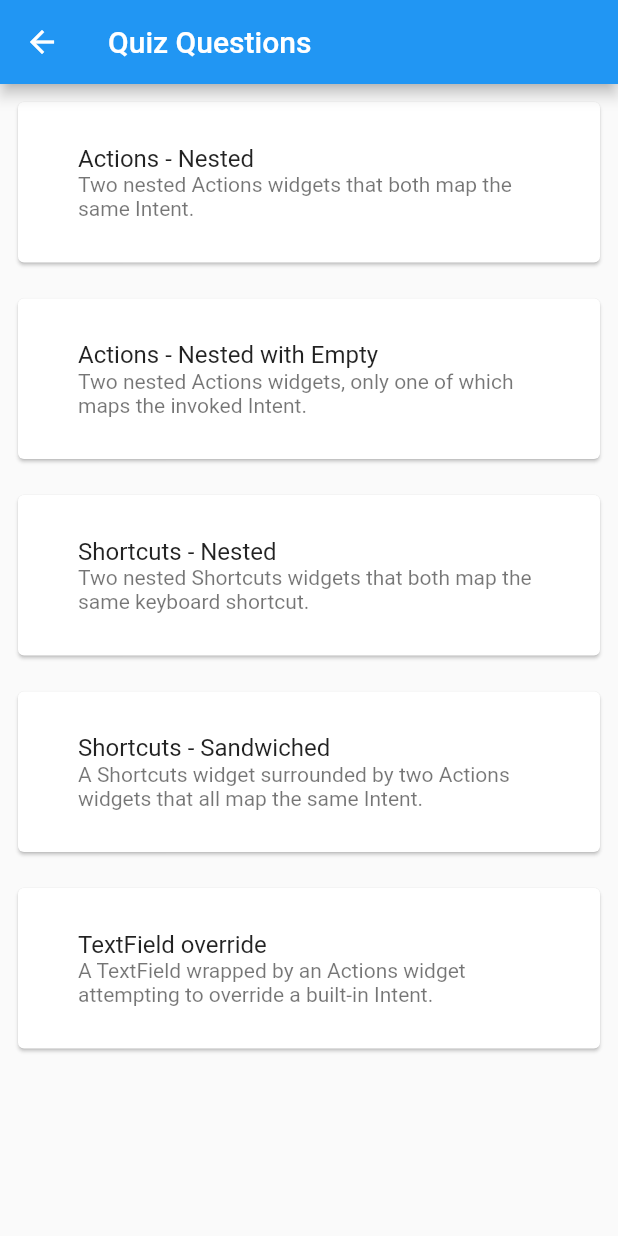
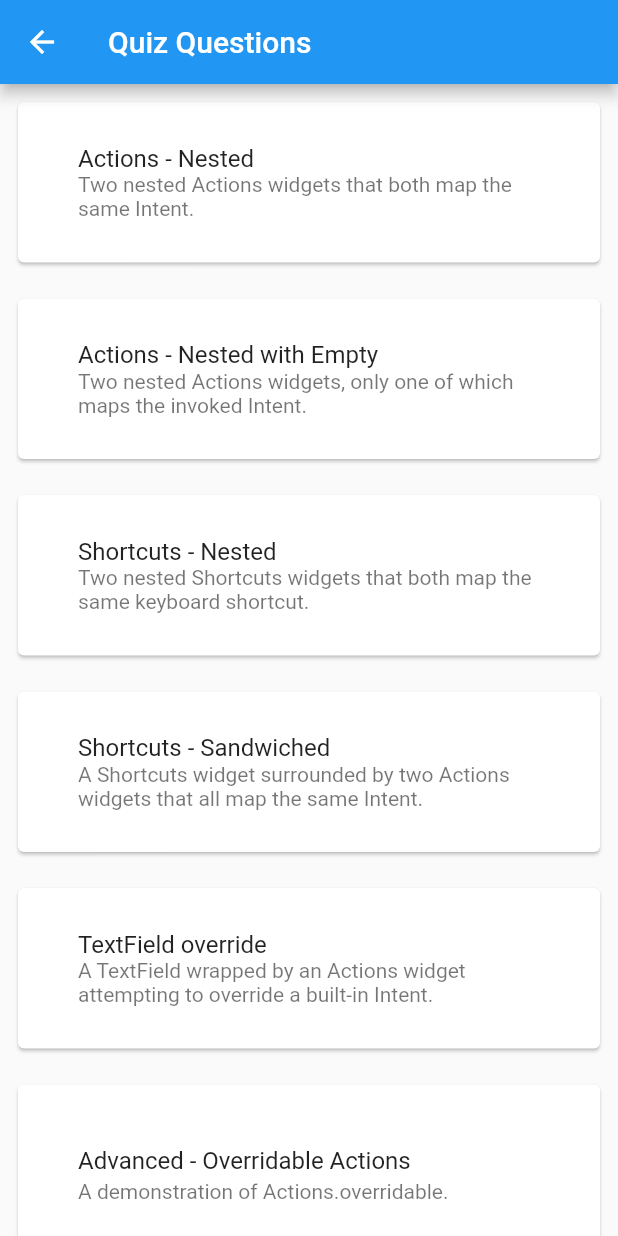
Before and after one commit to justinmc/flutter_shortcut_intent_action_talk, a Flutter app: the QuizPage screen opened by its route, on a phone screen of 412 x 824 dp. Run offline on Flutter 3.47's test engine with Material 2 defaults, Android fonts, the phone set to English and light mode, and no system bars; our stand-ins replace dotted_border, flutter_riverpod.

Commit message:
Bonus overridable actions quiz question

```diff
--- a/lib/main.dart
+++ b/lib/main.dart
@@ -11,6 +11,7 @@ import 'paint_page/paint_page.dart';
 import 'quiz_page/quiz_page.dart';
 import 'quiz_page/quiz_page_actions_nested.dart';
 import 'quiz_page/quiz_page_actions_nested_empty.dart';
+import 'quiz_page/quiz_page_actions_overridable.dart';
 import 'quiz_page/quiz_page_shortcuts_nested.dart';
 import 'quiz_page/quiz_page_shortcuts_sandwiched.dart';
 import 'quiz_page/quiz_page_text_field.dart';
@@ -54,6 +55,7 @@ class MyApp extends StatelessWidget {
         QuizShortcutsNestedPage.route: (BuildContext context) => QuizShortcutsNestedPage(),
         QuizShortcutsSandwichedPage.route: (BuildContext context) => QuizShortcutsSandwichedPage(),
         QuizTextFieldPage.route: (BuildContext context) => const QuizTextFieldPage(),
+        QuizActionsOverridablePage.route: (BuildContext context) => const QuizActionsOverridablePage(),
         ShortcutsPage.route: (BuildContext context) => const ShortcutsPage(),
         ShortcutsPageTwo.route: (BuildContext context) => const ShortcutsPageTwo(),
         ShortcutsPageThree.route: (BuildContext context) => ShortcutsPageThree(),
--- a/lib/quiz_page/quiz_page.dart
+++ b/lib/quiz_page/quiz_page.dart
@@ -2,6 +2,7 @@ import 'package:flutter/material.dart';
 
 import 'quiz_page_actions_nested.dart';
 import 'quiz_page_actions_nested_empty.dart';
+import 'quiz_page_actions_overridable.dart';
 import 'quiz_page_shortcuts_nested.dart';
 import 'quiz_page_shortcuts_sandwiched.dart';
 import 'quiz_page_text_field.dart';
@@ -49,6 +50,11 @@ class QuizPage extends StatelessWidget {
             title: QuizTextFieldPage.title,
             subtitle: QuizTextFieldPage.subtitle,
           ),
+          MyListItem(
+            route: QuizActionsOverridablePage.route,
+            title: QuizActionsOverridablePage.title,
+            subtitle: QuizActionsOverridablePage.subtitle,
+          ),
         ],
       ),
     );
--- /dev/null
+++ b/lib/quiz_page/quiz_page_actions_overridable.dart
@@ -0,0 +1,71 @@
+import 'package:flutter/material.dart';
+
+import '../demo_page.dart';
+
+class QuizActionsOverridablePage extends StatelessWidget {
+  const QuizActionsOverridablePage({
+    super.key,
+  });
+
+  static const String route = 'quiz-actions-overridable';
+  static const String title = 'Advanced - Overridable Actions';
+  static const String subtitle = 'A demonstration of Actions.overridable.';
+
+  @override
+  Widget build(BuildContext context) {
+    return DemoPage(
+      title: 'Quiz - Overridable Actions',
+      codeUri: Uri.parse('https://github.com/justinmc/flutter_shortcut_intent_action_talk/blob/main/lib/quiz_page/quiz_page_actions_overridable.dart'),
+      child: Center(
+        child: Actions(
+          actions: <Type, Action<Intent>>{
+            _PushButtonIntent: Action<_PushButtonIntent>.overridable(context: context, defaultAction: CallbackAction<_PushButtonIntent>(
+              onInvoke: (_PushButtonIntent intent) {
+                ScaffoldMessenger.of(context).showSnackBar(const SnackBar(
+                  content: Text('Invoked higher overridable _PushButtonIntent'),
+                ));
+                return;
+              },
+            )),
+          },
+          child: Builder(
+            builder: (BuildContext context) {
+              return Actions(
+                actions: <Type, Action<Intent>>{
+                  _PushButtonIntent: Action<_PushButtonIntent>.overridable(context: context, defaultAction: CallbackAction<_PushButtonIntent>(
+                    onInvoke: (_PushButtonIntent intent) {
+                      ScaffoldMessenger.of(context).showSnackBar(const SnackBar(
+                        content: Text('Invoked lower overridable _PushButtonIntent'),
+                      ));
+                      return;
+                    },
+                  )),
+                },
+                child: Column(
+                  mainAxisAlignment: MainAxisAlignment.center,
+                  children: <Widget>[
+                    const Text('Which overridable Action will be invoked?'),
+                    Builder(
+                      builder: (BuildContext context) {
+                        return TextButton(
+                          onPressed: () {
+                            Actions.invoke<_PushButtonIntent>(context, const _PushButtonIntent());
+                          },
+                          child: const Text('Tap me'),
+                        );
+                      },
+                    ),
+                  ],
+                ),
+              );
+            },
+          ),
+        ),
+      ),
+    );
+  }
+}
+
+class _PushButtonIntent extends Intent {
+  const _PushButtonIntent();
+}
```
